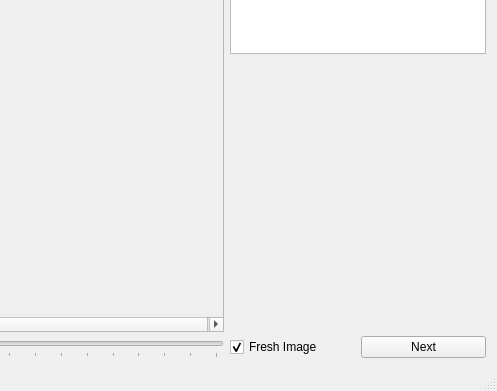
oliver-batchelor/annotate_segmentation, file mainwindow.ui: the form before one commit; both pictures show x 293 to 790 and y 166 to 557 of the 790 by 557 pixel window.
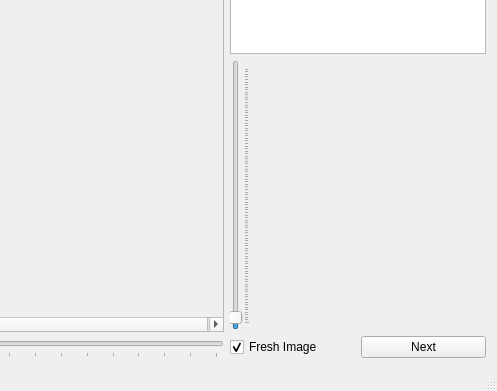
The form after the commit.

The edit to the form file:
```diff
--- a/mainwindow.ui
+++ b/mainwindow.ui
@@ -77,17 +77,32 @@
        </widget>
       </item>
       <item>
-       <spacer name="verticalSpacer">
+       <widget class="QSlider" name="brushWidth">
+        <property name="minimum">
+         <number>2</number>
+        </property>
+        <property name="maximum">
+         <number>999</number>
+        </property>
+        <property name="value">
+         <number>20</number>
+        </property>
+        <property name="tracking">
+         <bool>true</bool>
+        </property>
         <property name="orientation">
          <enum>Qt::Vertical</enum>
         </property>
-        <property name="sizeHint" stdset="0">
-         <size>
-          <width>20</width>
-          <height>40</height>
-         </size>
+        <property name="invertedAppearance">
+         <bool>false</bool>
         </property>
-       </spacer>
+        <property name="invertedControls">
+         <bool>false</bool>
+        </property>
+        <property name="tickPosition">
+         <enum>QSlider::TicksBelow</enum>
+        </property>
+       </widget>
       </item>
       <item>
        <layout class="QHBoxLayout" name="horizontalLayout">
```
